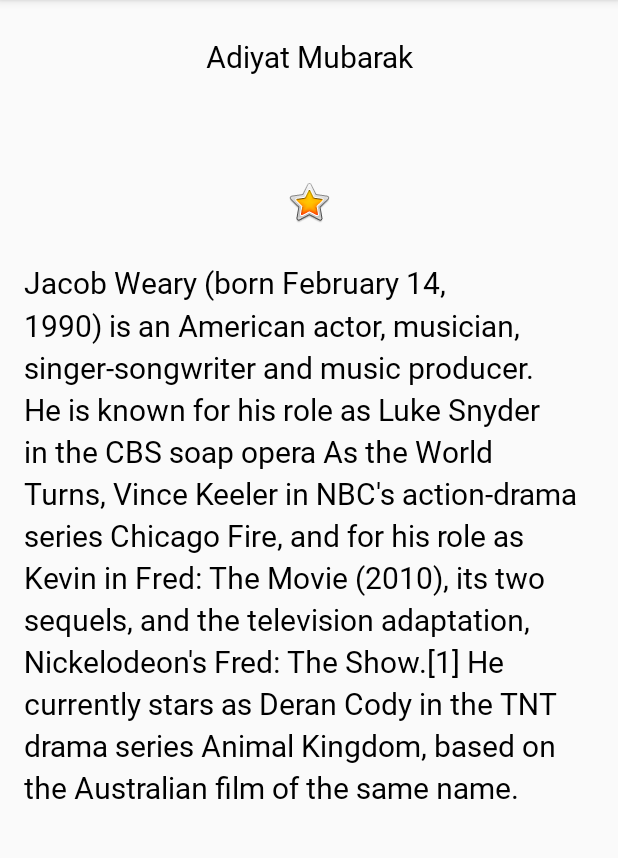
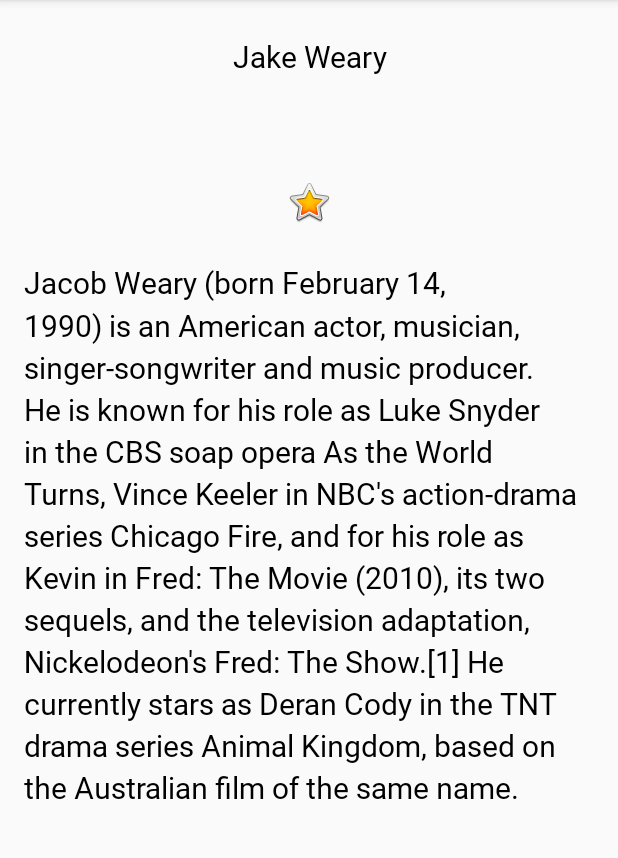
Before and after one commit to Keda87/udacity-android-kotlin, an Android app: the screen it shows after launch (MainActivity), after a tap on "DONE", on a phone screen of 412 x 824 dp, the part 84-942 px from its top. Run offline under Robolectric (Android 15) with nearby library versions, the phone set to English and light mode, and no system bars; our stand-ins replace data binding.

```diff
--- a/AboutMe/app/src/main/java/id/web/adiyatmubarak/aboutme/MainActivity.kt
+++ b/AboutMe/app/src/main/java/id/web/adiyatmubarak/aboutme/MainActivity.kt
@@ -10,10 +10,14 @@ import id.web.adiyatmubarak.aboutme.databinding.ActivityMainBinding
 
 class MainActivity : AppCompatActivity() {
     private lateinit var binding: ActivityMainBinding
+    private val myName: MyName = MyName("Jake Weary")
 
     override fun onCreate(savedInstanceState: Bundle?) {
         super.onCreate(savedInstanceState)
         binding = DataBindingUtil.setContentView(this, R.layout.activity_main)
+
+        binding.myName = myName
+
         binding.doneButton.setOnClickListener {
             addNickName(it)
         }
@@ -21,7 +25,7 @@ class MainActivity : AppCompatActivity() {
 
     private fun addNickName(view: View) {
         binding.apply {
-            nicknameText.text = binding.nicknameEdit.text
+            myName?.nickname = binding.nicknameEdit.text.toString()
             nicknameText.visibility = View.VISIBLE
             nicknameEdit.visibility = View.GONE
             doneButton.visibility = View.GONE
--- /dev/null
+++ b/AboutMe/app/src/main/java/id/web/adiyatmubarak/aboutme/MyName.kt
@@ -0,0 +1,3 @@
+package id.web.adiyatmubarak.aboutme
+
+data class MyName(var name: String = "", var nickname: String = "")
--- a/AboutMe/app/src/main/res/layout/activity_main.xml
+++ b/AboutMe/app/src/main/res/layout/activity_main.xml
@@ -1,6 +1,13 @@
 <?xml version="1.0" encoding="utf-8"?>
 <layout xmlns:android="http://schemas.android.com/apk/res/android"
     xmlns:app="http://schemas.android.com/apk/res-auto">
+
+    <data>
+        <variable
+            name="myName"
+            type="id.web.adiyatmubarak.aboutme.MyName" />
+    </data>
+
     <LinearLayout
         android:layout_width="match_parent"
         android:layout_height="match_parent"
@@ -13,7 +20,7 @@
             style="@style/NameStyle"
             android:layout_width="match_parent"
             android:layout_height="wrap_content"
-            android:text="@string/name"
+            android:text="@={myName.name}"
             android:textAlignment="center" />
 
         <EditText
@@ -41,7 +48,8 @@
             android:layout_width="match_parent"
             android:layout_height="wrap_content"
             android:textAlignment="center"
-            android:visibility="gone" />
+            android:visibility="gone"
+            android:text="@={myName.nickname}"/>
 
         <ImageView
             android:id="@+id/star_image"
```
